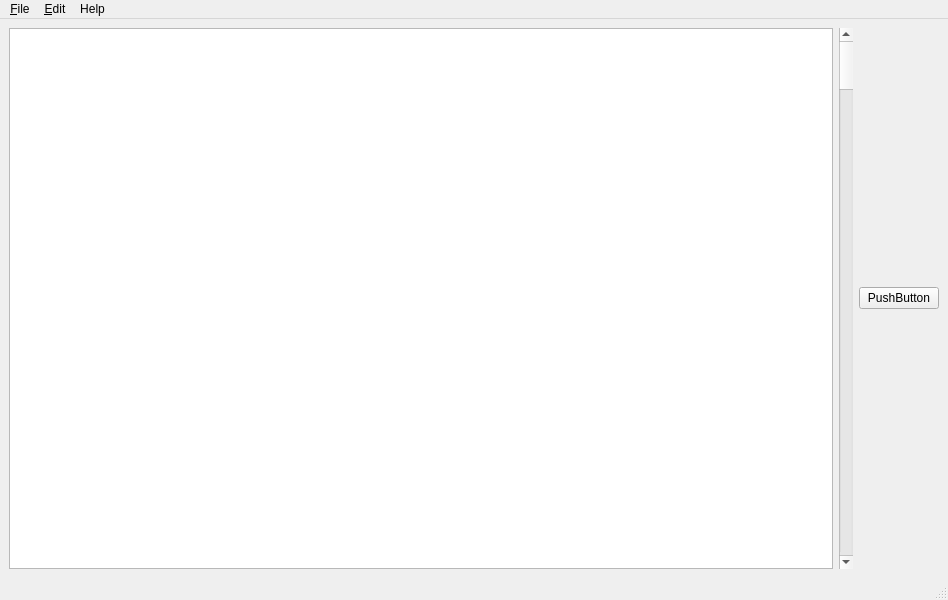
This is ui/mainWindow.ui in FuriousDCSL/Cyphus as Qt 5 draws it before an edit. The edited form follows.
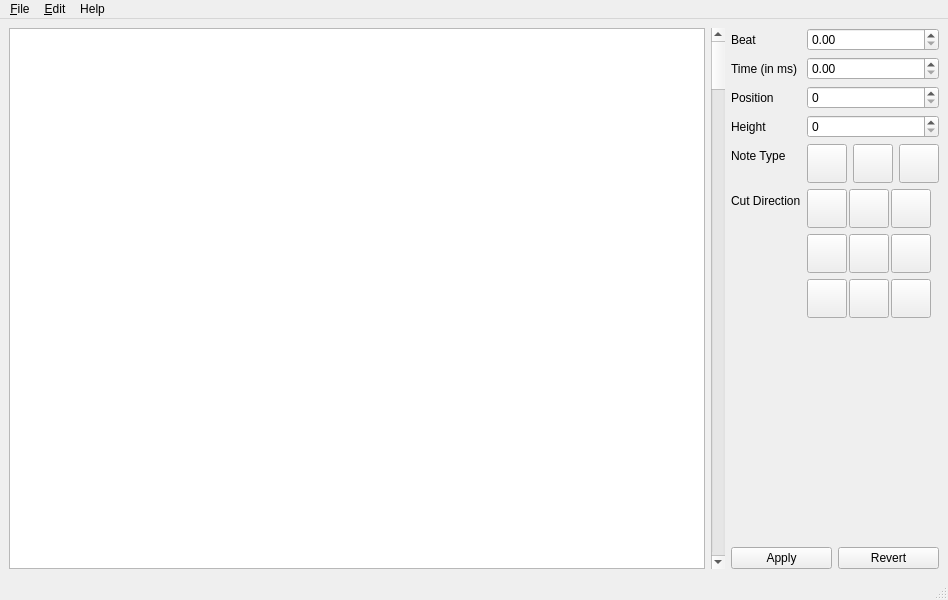
This is the edited form. Icons and pictures are not drawn.

Commit message: feeling out the ui

```diff
--- a/ui/mainWindow.ui
+++ b/ui/mainWindow.ui
@@ -14,33 +14,370 @@
    <string>MainWindow</string>
   </property>
   <widget class="QWidget" name="centralwidget">
-   <layout class="QHBoxLayout" name="horizontalLayout_3">
+   <layout class="QHBoxLayout" name="horizontalLayout_8">
     <item>
-     <widget class="QGraphicsView" name="mainSongView">
-      <property name="sizePolicy">
-       <sizepolicy hsizetype="Expanding" vsizetype="Expanding">
-        <horstretch>0</horstretch>
-        <verstretch>0</verstretch>
-       </sizepolicy>
-      </property>
-      <property name="focusPolicy">
-       <enum>Qt::StrongFocus</enum>
-      </property>
-     </widget>
+     <layout class="QHBoxLayout" name="horizontalLayout_7">
+      <item>
+       <widget class="QGraphicsView" name="mainSongView">
+        <property name="sizePolicy">
+         <sizepolicy hsizetype="Expanding" vsizetype="Expanding">
+          <horstretch>0</horstretch>
+          <verstretch>0</verstretch>
+         </sizepolicy>
+        </property>
+        <property name="focusPolicy">
+         <enum>Qt::StrongFocus</enum>
+        </property>
+       </widget>
+      </item>
+      <item>
+       <widget class="QScrollBar" name="songScrollBar">
+        <property name="orientation">
+         <enum>Qt::Vertical</enum>
+        </property>
+       </widget>
+      </item>
+     </layout>
     </item>
     <item>
-     <widget class="QScrollBar" name="songScrollBar">
-      <property name="orientation">
-       <enum>Qt::Vertical</enum>
-      </property>
-     </widget>
-    </item>
-    <item>
-     <widget class="QPushButton" name="boxStatDisplayWidget">
-      <property name="text">
-       <string>PushButton</string>
-      </property>
-     </widget>
+     <layout class="QVBoxLayout" name="verticalLayout_3">
+      <item>
+       <layout class="QFormLayout" name="formLayout_3">
+        <property name="labelAlignment">
+         <set>Qt::AlignLeading|Qt::AlignLeft|Qt::AlignTop</set>
+        </property>
+        <property name="formAlignment">
+         <set>Qt::AlignLeading|Qt::AlignLeft|Qt::AlignTop</set>
+        </property>
+        <item row="0" column="0">
+         <widget class="QLabel" name="betaLabel_3">
+          <property name="text">
+           <string>Beat</string>
+          </property>
+         </widget>
+        </item>
+        <item row="0" column="1">
+         <widget class="QDoubleSpinBox" name="beatIn_3"/>
+        </item>
+        <item row="1" column="0">
+         <widget class="QLabel" name="timeLabel_3">
+          <property name="text">
+           <string>Time (in ms)</string>
+          </property>
+         </widget>
+        </item>
+        <item row="1" column="1">
+         <widget class="QDoubleSpinBox" name="timeIn_3"/>
+        </item>
+        <item row="2" column="0">
+         <widget class="QLabel" name="noteIndexLabel_3">
+          <property name="text">
+           <string>Position</string>
+          </property>
+         </widget>
+        </item>
+        <item row="2" column="1">
+         <widget class="QSpinBox" name="indexIn_3"/>
+        </item>
+        <item row="3" column="0">
+         <widget class="QLabel" name="noteLayerLabel_3">
+          <property name="text">
+           <string>Height</string>
+          </property>
+         </widget>
+        </item>
+        <item row="3" column="1">
+         <widget class="QSpinBox" name="layerIn_3"/>
+        </item>
+        <item row="4" column="0">
+         <widget class="QLabel" name="noteTypeLabel_3">
+          <property name="text">
+           <string>Note Type</string>
+          </property>
+         </widget>
+        </item>
+        <item row="4" column="1">
+         <layout class="QHBoxLayout" name="horizontalLayout_6">
+          <item>
+           <widget class="QToolButton" name="mineBtn_3">
+            <property name="text">
+             <string/>
+            </property>
+            <property name="icon">
+             <iconset>
+              <normaloff>../graphics/mine.png</normaloff>../graphics/mine.png</iconset>
+            </property>
+            <property name="iconSize">
+             <size>
+              <width>32</width>
+              <height>32</height>
+             </size>
+            </property>
+            <property name="checkable">
+             <bool>true</bool>
+            </property>
+           </widget>
+          </item>
+          <item>
+           <widget class="QToolButton" name="redBtn_3">
+            <property name="text">
+             <string/>
+            </property>
+            <property name="icon">
+             <iconset>
+              <normaloff>../graphics/red.png</normaloff>../graphics/red.png</iconset>
+            </property>
+            <property name="iconSize">
+             <size>
+              <width>32</width>
+              <height>32</height>
+             </size>
+            </property>
+            <property name="checkable">
+             <bool>true</bool>
+            </property>
+           </widget>
+          </item>
+          <item>
+           <widget class="QToolButton" name="bluBtn_3">
+            <property name="text">
+             <string/>
+            </property>
+            <property name="icon">
+             <iconset>
+              <normaloff>../graphics/blue.png</normaloff>../graphics/blue.png</iconset>
+            </property>
+            <property name="iconSize">
+             <size>
+              <width>32</width>
+              <height>32</height>
+             </size>
+            </property>
+            <property name="checkable">
+             <bool>true</bool>
+            </property>
+           </widget>
+          </item>
+         </layout>
+        </item>
+        <item row="5" column="0">
+         <widget class="QLabel" name="cutDirLabel_3">
+          <property name="text">
+           <string>Cut Direction</string>
+          </property>
+         </widget>
+        </item>
+        <item row="5" column="1">
+         <layout class="QGridLayout" name="gridLayout_3">
+          <property name="horizontalSpacing">
+           <number>2</number>
+          </property>
+          <item row="2" column="2">
+           <widget class="QToolButton" name="upLeftBtn_3">
+            <property name="text">
+             <string/>
+            </property>
+            <property name="icon">
+             <iconset>
+              <normaloff>../graphics/upRight.png</normaloff>../graphics/upRight.png</iconset>
+            </property>
+            <property name="iconSize">
+             <size>
+              <width>32</width>
+              <height>32</height>
+             </size>
+            </property>
+            <property name="checkable">
+             <bool>true</bool>
+            </property>
+           </widget>
+          </item>
+          <item row="0" column="0">
+           <widget class="QToolButton" name="downRightBtn_3">
+            <property name="text">
+             <string/>
+            </property>
+            <property name="icon">
+             <iconset>
+              <normaloff>../graphics/downRight.png</normaloff>../graphics/downRight.png</iconset>
+            </property>
+            <property name="iconSize">
+             <size>
+              <width>32</width>
+              <height>32</height>
+             </size>
+            </property>
+            <property name="checkable">
+             <bool>true</bool>
+            </property>
+           </widget>
+          </item>
+          <item row="1" column="0">
+           <widget class="QToolButton" name="rightBtn_3">
+            <property name="text">
+             <string/>
+            </property>
+            <property name="icon">
+             <iconset>
+              <normaloff>../graphics/right.png</normaloff>../graphics/right.png</iconset>
+            </property>
+            <property name="iconSize">
+             <size>
+              <width>32</width>
+              <height>32</height>
+             </size>
+            </property>
+            <property name="checkable">
+             <bool>true</bool>
+            </property>
+           </widget>
+          </item>
+          <item row="0" column="1">
+           <widget class="QToolButton" name="downBtn_3">
+            <property name="text">
+             <string/>
+            </property>
+            <property name="icon">
+             <iconset>
+              <normaloff>../graphics/down.png</normaloff>../graphics/down.png</iconset>
+            </property>
+            <property name="iconSize">
+             <size>
+              <width>32</width>
+              <height>32</height>
+             </size>
+            </property>
+            <property name="checkable">
+             <bool>true</bool>
+            </property>
+           </widget>
+          </item>
+          <item row="1" column="1">
+           <widget class="QToolButton" name="centerBtn_3">
+            <property name="text">
+             <string/>
+            </property>
+            <property name="icon">
+             <iconset>
+              <normaloff>../graphics/circle.png</normaloff>../graphics/circle.png</iconset>
+            </property>
+            <property name="iconSize">
+             <size>
+              <width>32</width>
+              <height>32</height>
+             </size>
+            </property>
+            <property name="checkable">
+             <bool>true</bool>
+            </property>
+           </widget>
+          </item>
+          <item row="2" column="0">
+           <widget class="QToolButton" name="upRightBtn_3">
+            <property name="text">
+             <string/>
+            </property>
+            <property name="icon">
+             <iconset>
+              <normaloff>../graphics/upLeft.png</normaloff>../graphics/upLeft.png</iconset>
+            </property>
+            <property name="iconSize">
+             <size>
+              <width>32</width>
+              <height>32</height>
+             </size>
+            </property>
+            <property name="checkable">
+             <bool>true</bool>
+            </property>
+           </widget>
+          </item>
+          <item row="1" column="2">
+           <widget class="QToolButton" name="leftBtn_3">
+            <property name="text">
+             <string/>
+            </property>
+            <property name="icon">
+             <iconset>
+              <normaloff>../graphics/left.png</normaloff>../graphics/left.png</iconset>
+            </property>
+            <property name="iconSize">
+             <size>
+              <width>32</width>
+              <height>32</height>
+             </size>
+            </property>
+            <property name="checkable">
+             <bool>true</bool>
+            </property>
+           </widget>
+          </item>
+          <item row="2" column="1">
+           <widget class="QToolButton" name="upBtn_3">
+            <property name="autoFillBackground">
+             <bool>true</bool>
+            </property>
+            <property name="text">
+             <string/>
+            </property>
+            <property name="icon">
+             <iconset>
+              <normaloff>../graphics/up.png</normaloff>../graphics/up.png</iconset>
+            </property>
+            <property name="iconSize">
+             <size>
+              <width>32</width>
+              <height>32</height>
+             </size>
+            </property>
+            <property name="checkable">
+             <bool>true</bool>
+            </property>
+           </widget>
+          </item>
+          <item row="0" column="2">
+           <widget class="QToolButton" name="downLeftBtn_3">
+            <property name="text">
+             <string/>
+            </property>
+            <property name="icon">
+             <iconset>
+              <normaloff>../graphics/downLeft.png</normaloff>../graphics/downLeft.png</iconset>
+            </property>
+            <property name="iconSize">
+             <size>
+              <width>32</width>
+              <height>32</height>
+             </size>
+            </property>
+            <property name="checkable">
+             <bool>true</bool>
+            </property>
+           </widget>
+          </item>
+         </layout>
+        </item>
+       </layout>
+      </item>
+      <item>
+       <layout class="QHBoxLayout" name="horizontalLayout_3">
+        <item>
+         <widget class="QPushButton" name="applyBtn_3">
+          <property name="text">
+           <string>Apply</string>
+          </property>
+         </widget>
+        </item>
+        <item>
+         <widget class="QPushButton" name="revertBtn_3">
+          <property name="text">
+           <string>Revert</string>
+          </property>
+         </widget>
+        </item>
+       </layout>
+      </item>
+     </layout>
     </item>
    </layout>
   </widget>
```
The commit also changes 4 other files.
